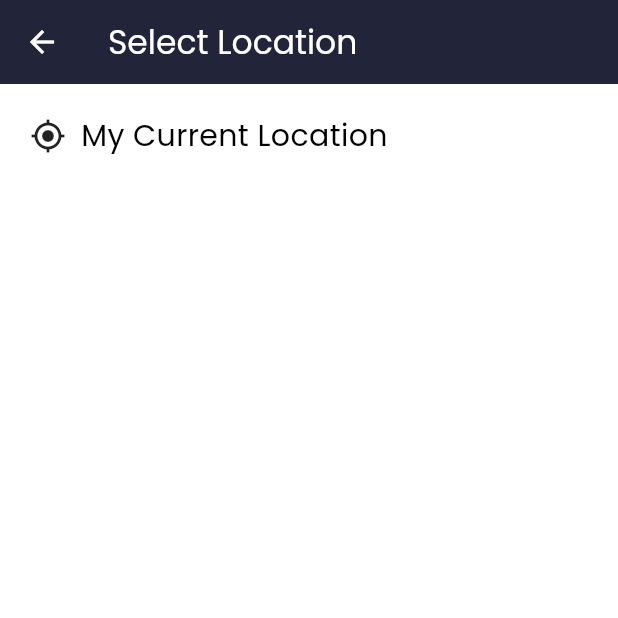
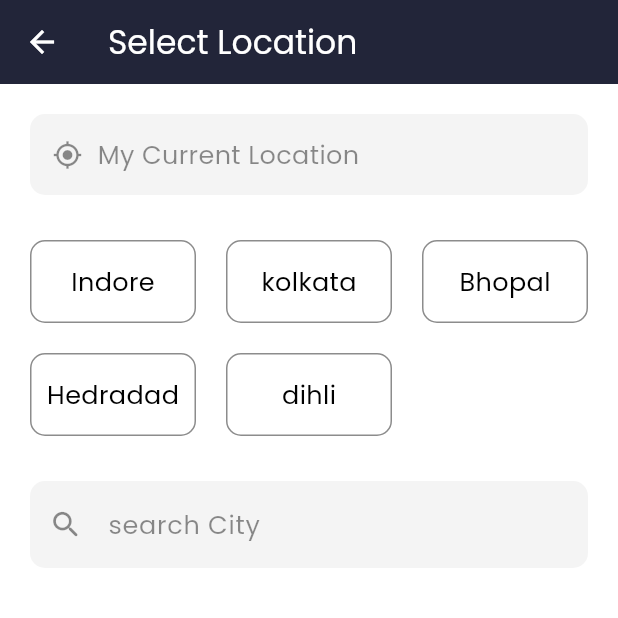
Before and after one commit to DeepakMewada20/Tickect-bokking-App, a Flutter app: the SelectLocationScreen screen opened directly, on a phone screen of 412 x 824 dp, the top half of it. Run offline on Flutter 3.47's test engine with Material 3 defaults, Android fonts, the phone set to English and light mode, and no system bars; our stand-ins replace cached_network_image, firebase_auth, firebase_core, flutter_svg, get, google_maps_flutter and 1 more; accounts and stored records are empty; network calls fail.

Commit message:
I add location packge in app

```diff
--- a/lib/pages/profile_page.dart
+++ b/lib/pages/profile_page.dart
@@ -68,7 +68,6 @@ class _ProfilePageState extends State<ProfilePage> {
                           horizontal: 20,
                         ),
                         child: TextFormField(
-
                           readOnly: ProfileController.instance.isEdit.value,
                           decoration: InputDecoration(
                             border: const OutlineInputBorder(
@@ -212,7 +211,7 @@ class _ProfilePageState extends State<ProfilePage> {
                           Icons.privacy_tip_outlined,
                           size: 22,
                         ),
-                        title:const Text("privacy polisy"),
+                        title: const Text("privacy polisy"),
                         onTap: () {},
                       ),
                     ),
@@ -223,14 +222,14 @@ class _ProfilePageState extends State<ProfilePage> {
                           Icons.share_outlined,
                           size: 22,
                         ),
-                        title:const Text("Share"),
+                        title: const Text("Share"),
                         onTap: () {},
                       ),
                     ),
                     Padding(
                       padding: const EdgeInsets.only(left: 20),
                       child: ListTile(
-                        leading:const Icon(
+                        leading: const Icon(
                           Icons.logout,
                           size: 22,
                           color: Colors.red,
@@ -239,7 +238,9 @@ class _ProfilePageState extends State<ProfilePage> {
                           "Loge Out",
                           style: TextStyle(color: Colors.red),
                         ),
-                        onTap: () {},
+                        onTap: () {
+                          AuthController.instence.signOut();
+                        },
                       ),
                     ),
                   ],
--- a/lib/pages/select_location_screen.dart
+++ b/lib/pages/select_location_screen.dart
@@ -1,5 +1,6 @@
 import 'package:flutter/material.dart';
-import 'package:flutter/services.dart';
+import 'package:flutter/rendering.dart';
+//import 'package:flutter/services.dart';
 import 'package:my_movie_ticket/utils/mytheme.dart';
 
 class SelectLocationScreen extends StatefulWidget {
@@ -11,6 +12,88 @@ class SelectLocationScreen extends StatefulWidget {
 }
 
 class _SelectLocationScreenState extends State<SelectLocationScreen> {
+  Widget myLocationWidget = Padding(
+    padding: const EdgeInsets.only(top: 20),
+    child: GestureDetector(
+      onTap: () {},
+      child: Container(
+        decoration: BoxDecoration(
+          color: MyTheme.greyColor,
+          borderRadius: BorderRadius.circular(10),
+        ),
+        child: const Padding(
+          padding: EdgeInsets.all(15),
+          child: Row(
+            crossAxisAlignment: CrossAxisAlignment.center,
+            children: [
+              Icon(
+                Icons.my_location_outlined,
+                color: Colors.black45,
+                size: 20,
+              ),
+              SizedBox(
+                width: 10,
+              ),
+              Text(
+                "My Current Location",
+                style: TextStyle(color: Colors.black45, fontSize: 17),
+              )
+            ],
+          ),
+        ),
+      ),
+    ),
+  );
+  Widget sagesedLocation(String city) {
+    return Container(
+      decoration: BoxDecoration(
+        border: Border.all(color: Colors.black45, width: 1),
+        borderRadius: BorderRadius.circular(10),
+      ),
+      child: Padding(
+        padding: const EdgeInsets.all(8),
+        child: Center(
+          child: Text(
+            city,
+            style: const TextStyle(
+              color: Colors.black,
+              fontSize: 17,
+            ),
+          ),
+        ),
+      ),
+    );
+  }
+
+  final List<String> citys = [
+    "Indore",
+    "kolkata",
+    "Bhopal",
+    "Hedradad",
+    "dihli"
+  ];
+  Widget sagesedCitys(String city) {
+    return Container(
+      decoration: BoxDecoration(
+        border: Border.all(color: Colors.black45, width: 1),
+        borderRadius: BorderRadius.circular(10),
+      ),
+      child: Padding(
+        padding: const EdgeInsets.all(8),
+        child: Center(
+          child: Text(
+            city,
+            style: const TextStyle(
+              color: Colors.black,
+              fontSize: 17,
+            ),
+            //textAlign: TextAlign.center,
+          ),
+        ),
+      ),
+    );
+  }
+
   @override
   Widget build(BuildContext context) {
     final Size size = MediaQuery.of(context).size;
@@ -22,8 +105,10 @@ class _SelectLocationScreenState extends State<SelectLocationScreen> {
         title: const Text(
           "Select Location",
         ),
+        elevation: 0,
       ),
-      body: Container(
+      body: LayoutBuilder(
+        builder: (context, constraints) => SizedBox(
           height: size.height,
           width: size.width,
           child: Padding(
@@ -31,26 +116,49 @@ class _SelectLocationScreenState extends State<SelectLocationScreen> {
             child: Column(
               crossAxisAlignment: CrossAxisAlignment.start,
               children: [
+                myLocationWidget,
                 Padding(
-                padding: const EdgeInsets.only(top: 20),
-                child: Row(
-                  crossAxisAlignment: CrossAxisAlignment.center,
-                  children: [
-                    Icon(Icons.my_location_outlined),
-                    SizedBox(
-                      width: 10,
+                  padding: const EdgeInsets.only(top: 30),
+                  child: GridView.builder(
+                    itemCount: citys.length,
+                    shrinkWrap: true,
+                    physics: const NeverScrollableScrollPhysics(),
+                    gridDelegate: SliverGridDelegateWithFixedCrossAxisCount(
+                      crossAxisCount: constraints.maxWidth > 600 ? 5 : 3,
+                      mainAxisSpacing: 20,
+                      crossAxisSpacing: 20,
+                      childAspectRatio: 2,
                     ),
-                    Text(
-                      "My Current Location",
-                      style: TextStyle(color: Colors.black, fontSize: 20),
-                    )
-                  ],
+                    itemBuilder: (_, index) => sagesedCitys(citys[index]),
+                  ),
+                ),
+                Padding(
+                  padding: const EdgeInsets.only(top: 30),
+                  child: TextFormField(
+                    style: const TextStyle(color: Colors.black, fontSize: 17),
+                    decoration: InputDecoration(
+                      hintText: "search City",
+                      fillColor: MyTheme.greyColor,
+                      filled: true,
+
+                      prefixIcon: const Icon(
+                        Icons.search_rounded,
+                        color: Colors.black45,
+                        size: 23,
+                      ),
+                      hintStyle: const TextStyle(color: Colors.black45),
+                      border: OutlineInputBorder(
+                        borderSide: BorderSide.none,
+                        borderRadius: BorderRadius.circular(10),
+                      ),
+                    ),
                   ),
                 ),
               ],
             ),
           ),
         ),
+      ),
     );
   }
 }
--- a/pubspec.yaml
+++ b/pubspec.yaml
@@ -43,6 +43,7 @@ dependencies:
   google_sign_in: ^6.2.2
   cached_network_image: ^3.4.1
   google_maps_flutter: ^2.10.0
+  location: ^8.0.0
 
 dev_dependencies:
   flutter_test:
```
Also changed, not shown: pubspec.lock, 1 other file. Lines whose indentation alone changed are shown as unchanged.
